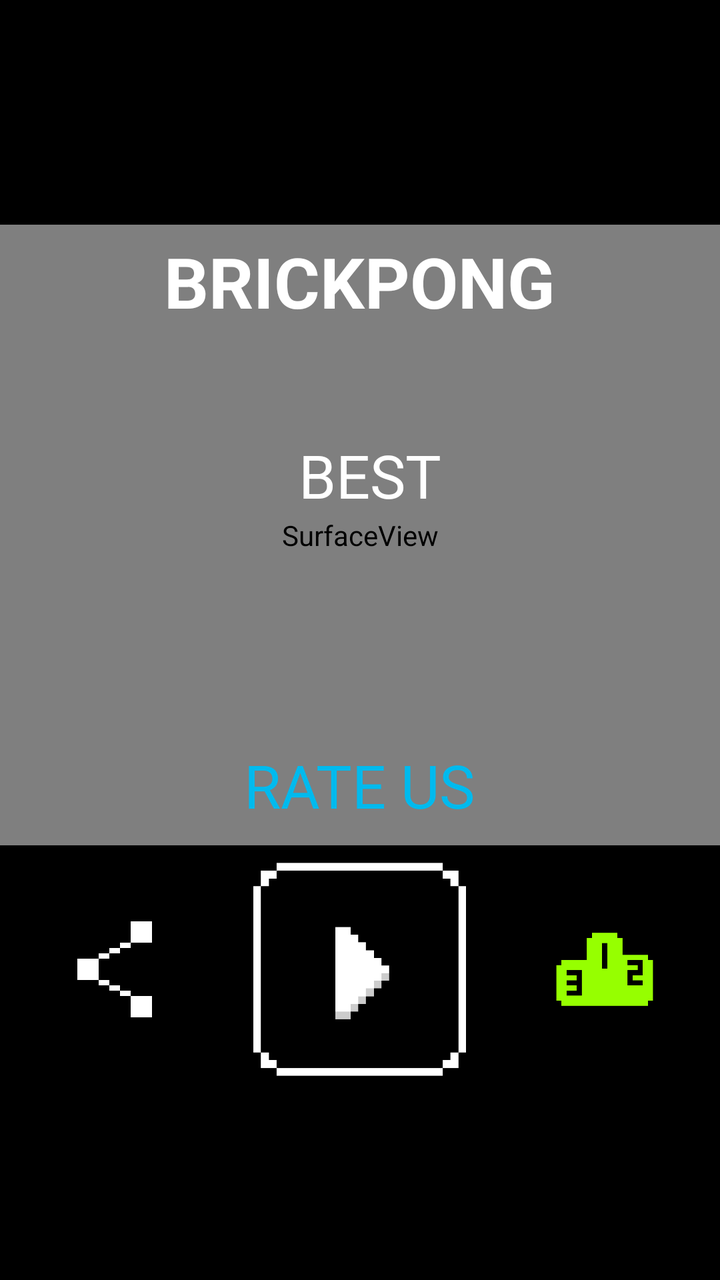
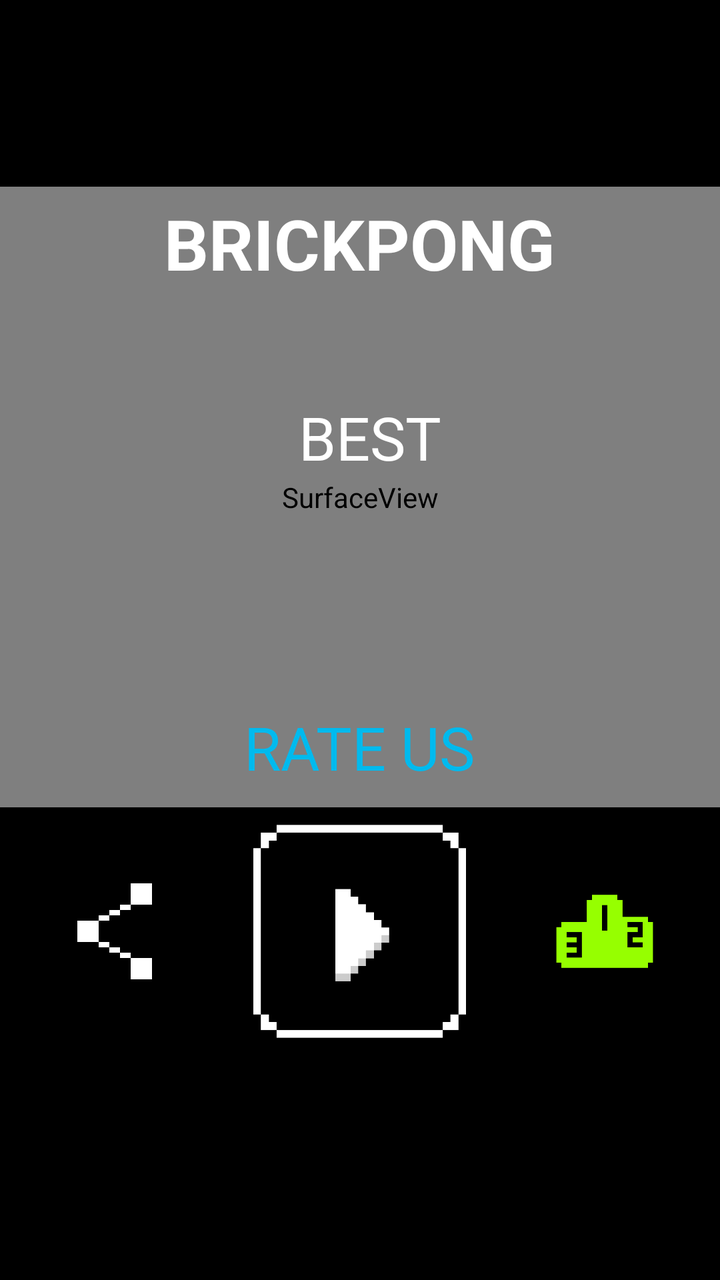

The first picture is an Android layout as it rendered before a commit; the second is the same layout after the commit. The layout source and the unified diff follow.
<!-- AndroidManifest.xml: application theme AppTheme -->
<!-- res/layout/activity_main.xml -->
<?xml version="1.0" encoding="utf-8"?>
<RelativeLayout
    xmlns:android="http://schemas.android.com/apk/res/android"
    xmlns:tools="http://schemas.android.com/tools"
    xmlns:ads="http://schemas.android.com/apk/res-auto"

    android:layout_width = "match_parent"
    android:layout_height = "match_parent"
    tools:context = ".MainActivity"

    android:orientation = "vertical"
    android:gravity = "center"
    android:background = "@android:color/black">

    <com.google.android.gms.ads.AdView
        android:id = "@+id/adView"
        android:layout_centerHorizontal = "true"
        android:layout_alignParentTop = "true"
        android:layout_width = "wrap_content"
        android:layout_height = "wrap_content"
        ads:adSize = "BANNER"
        android:visibility="invisible"

        ads:adUnitId = "@string/main_banner_id">
    </com.google.android.gms.ads.AdView>

    <RelativeLayout
        android:layout_width = "match_parent"
        android:layout_height = "match_parent"
        android:layout_below="@+id/adView" >

        <LinearLayout
            android:layout_width = "match_parent"
            android:layout_height = "match_parent"
            android:orientation = "vertical"
            android:gravity = "center"
            android:weightSum = "4">

            <RelativeLayout
                android:layout_weight = "2"
                android:layout_width = "match_parent"
                android:layout_height = "0dp">

                <SurfaceView
                    android:id = "@+id/gameView"
                    android:layout_width = "match_parent"
                    android:layout_height = "match_parent"/>

                <TextView
                    android:id = "@+id/title"
                    android:layout_width = "wrap_content"
                    android:layout_height = "wrap_content"

                    android:layout_marginTop= "5dp"

                    android:layout_alignParentTop="true"
                    android:layout_centerHorizontal = "true"

                    android:gravity="center"
                    android:text = "@string/app_name"
                    android:textColor = "@android:color/white"
                    android:textSize = "35dp"
                    android:textStyle = "bold" />

                <LinearLayout
                    android:id = "@+id/best_lyt"
                    android:layout_width = "match_parent"
                    android:layout_height = "wrap_content"

                    android:orientation = "vertical"
                    android:gravity = "center"

                    android:paddingLeft = "10dp"
                    android:layout_centerVertical = "true"
                    android:layout_alignParentLeft = "true"
                    android:layout_alignParentStart = "true">

                    <TextView
                        android:id = "@+id/best_label_menu"
                        android:layout_width = "wrap_content"
                        android:layout_height = "wrap_content"

                        android:text="@string/best"
                        android:textSize = "30dp"
                        android:textColor = "@android:color/white"/>

                    <TextView
                        android:id = "@+id/best_menu"
                        android:layout_width = "wrap_content"
                        android:layout_height = "wrap_content"

                        android:textSize = "45dp"
                        android:textColor = "@android:color/white"/>

                </LinearLayout>

                <LinearLayout
                    android:id = "@+id/score_layout"
                    android:layout_width = "match_parent"
                    android:layout_height = "wrap_content"

                    android:gravity = "center"
                    android:visibility = "invisible"
                    android:orientation = "horizontal"

                    android:layout_centerVertical = "true"
                    android:layout_alignParentLeft = "true"
                    android:layout_alignParentStart = "true">

                    <LinearLayout
                        android:layout_width = "wrap_content"
                        android:layout_height = "wrap_content"

                        android:orientation = "vertical"
                        android:gravity = "center"

                        android:paddingRight = "10dp">

                        <TextView
                            android:id = "@+id/score_label"
                            android:layout_width = "wrap_content"
                            android:layout_height = "wrap_content"

                            android:text = "@string/score"
                            android:textSize = "30dp"
                            android:textColor = "@android:color/white" />

                        <TextView
                            android:id = "@+id/score"
                            android:layout_width = "wrap_content"
                            android:layout_height = "wrap_content"

                            android:textSize = "45dp"
                            android:textColor = "@android:color/white"/>

                    </LinearLayout>

                    <LinearLayout
                        android:layout_width = "wrap_content"
                        android:layout_height = "wrap_content"
                        android:orientation = "vertical"
                        android:gravity = "center"
                        android:paddingLeft = "10dp">

                        <TextView
                            android:id = "@+id/best_label"
                            android:layout_width = "wrap_content"
                            android:layout_height = "wrap_content"

                            android:text = "@string/best"
                            android:textSize = "30dp"
                            android:textColor = "@android:color/white"/>

                        <TextView
                            android:id = "@+id/best"
                            android:layout_width = "wrap_content"
                            android:layout_height = "wrap_content"

                            android:textSize = "45dp"
                            android:textColor = "@android:color/white"/>

                    </LinearLayout>

                </LinearLayout>

                <TextView
                    android:id = "@+id/points"
                    android:layout_width = "wrap_content"
                    android:layout_height = "wrap_content"

                    android:visibility = "invisible"

                    android:layout_centerHorizontal = "true"
                    android:layout_centerVertical = "true"

                    android:textSize = "50dp"
                    android:textStyle = "bold"
                    android:textColor = "@android:color/white" />

                <TextView
                    android:id = "@+id/rate_us"
                    android:layout_width = "wrap_content"
                    android:layout_height = "wrap_content"

                    android:layout_alignParentBottom = "true"
                    android:layout_centerHorizontal = "true"
                    android:layout_marginBottom = "10dp"

                    android:textSize = "30dp"
                    android:text = "@string/rate_us"
                    android:textColor = "#00baee" />

            </RelativeLayout>

            <RelativeLayout
                android:layout_width = "match_parent"
                android:layout_height = "0dp"
                android:layout_weight = "0.8"
                android:padding = "5dp">

                <LinearLayout
                    android:id = "@+id/lyt_menu"
                    android:layout_width = "match_parent"
                    android:layout_height = "match_parent"
                    android:orientation = "horizontal"
                    android:gravity="center"
                    android:weightSum = "10">

                    <LinearLayout

                        android:layout_width = "0dp"
                        android:layout_height = "wrap_content"

                        android:clickable = "true"

                        android:paddingRight= "10dp"
                        android:paddingLeft="10dp"
                        android:gravity="center"
                        android:layout_weight = "2">

                        <ImageView
                            android:id = "@+id/share"
                            android:layout_width = "wrap_content"
                            android:layout_height = "wrap_content"
                            android:src = "@drawable/share"/>

                    </LinearLayout>

                    <LinearLayout
                        android:layout_weight = "5"

                        android:layout_width = "0dp"
                        android:layout_height = "match_parent"

                        android:clickable = "true"
                        android:paddingRight= "5dp"
                        android:paddingLeft="5dp"
                        android:gravity="center"
                        android:orientation = "horizontal">

                        <ImageView
                            android:id = "@+id/play"
                            android:layout_width = "wrap_content"
                            android:layout_height = "wrap_content"
                            android:src = "@drawable/play"/>

                    </LinearLayout>

                    <LinearLayout

                        android:layout_width = "0dp"
                        android:layout_height = "wrap_content"

                        android:clickable = "true"
                        android:paddingRight= "10dp"
                        android:paddingLeft="10dp"
                        android:layout_weight = "2"
                        android:gravity="center">

                        <ImageView
                            android:id = "@+id/trophies"
                            android:layout_width = "wrap_content"
                            android:layout_height = "wrap_content"
                            android:src = "@drawable/leatherboard"/>

                    </LinearLayout>

                </LinearLayout>

                <LinearLayout
                    android:id = "@+id/lyt_game"
                    android:layout_width = "match_parent"
                    android:layout_height = "match_parent"

                    android:orientation = "horizontal"
                    android:gravity = "center"
                    android:visibility = "invisible"
                    android:weightSum = "5">

                    <LinearLayout
                        android:id = "@+id/left_arrow"
                        android:layout_width = "0dp"
                        android:layout_height = "match_parent"

                        android:layout_weight = "2"
                        android:gravity = "right"
                        android:clickable = "true">

                        <ImageView
                            android:layout_width = "wrap_content"
                            android:layout_height = "match_parent"
                            android:layout_gravity="right"
                            android:src = "@drawable/arrow_left"/>

                    </LinearLayout>

                    <LinearLayout
                        android:id = "@+id/right_arrow"
                        android:layout_width = "0dp"
                        android:layout_height = "match_parent"

                        android:layout_weight = "2"
                        android:gravity = "left"
                        android:clickable = "true">

                        <ImageView
                            android:layout_width = "wrap_content"
                            android:layout_height = "match_parent"
                            android:layout_gravity="left"

                            android:src = "@drawable/arrow_right"/>

                    </LinearLayout>

                </LinearLayout>

            </RelativeLayout>

        </LinearLayout>

    </RelativeLayout>

</RelativeLayout>
<!-- resources referenced by this layout -->
<resources>
  <!-- drawable arrow_left: png bitmap (drawable, 9657 bytes) -->
  <!-- drawable arrow_right: png bitmap (drawable, 9699 bytes) -->
  <!-- drawable leatherboard: png bitmap (drawable, 3774 bytes) -->
  <!-- drawable play: png bitmap (drawable, 8595 bytes) -->
  <!-- drawable share: png bitmap (drawable, 8052 bytes) -->
  <string name="app_name">BRICKPONG</string>
  <string name="best">BEST</string>
  <string name="main_banner_id">ca-app-pub-4001297408363108/5270109072</string>
  <string name="rate_us">RATE US</string>
  <string name="score">SCORE</string>
  <style name="AppTheme" parent="Theme.AppCompat.Light.DarkActionBar">
          
          <item name="colorPrimary">@color/colorPrimary</item>
          <item name="colorPrimaryDark">@color/colorPrimaryDark</item>
          <item name="colorAccent">@color/colorAccent</item>
      </style>
  <color name="colorPrimary">#000000</color>
  <color name="colorPrimaryDark">#000000</color>
  <color name="colorAccent">#000000</color>
</resources>

<!-- the commit's change to res/layout/activity_main.xml (unified diff, before → after) -->
@@ -12,22 +12,12 @@
     android:gravity = "center"
     android:background = "@android:color/black">
 
-    <com.google.android.gms.ads.AdView
-        android:id = "@+id/adView"
-        android:layout_centerHorizontal = "true"
-        android:layout_alignParentTop = "true"
-        android:layout_width = "wrap_content"
-        android:layout_height = "wrap_content"
-        ads:adSize = "BANNER"
-        android:visibility="invisible"
-
-        ads:adUnitId = "@string/main_banner_id">
-    </com.google.android.gms.ads.AdView>
+
 
     <RelativeLayout
         android:layout_width = "match_parent"
         android:layout_height = "match_parent"
-        android:layout_below="@+id/adView" >
+        android:layout_above = "@+id/adView">
 
         <LinearLayout
             android:layout_width = "match_parent"
@@ -320,4 +310,16 @@
 
     </RelativeLayout>
 
+    <com.google.android.gms.ads.AdView
+        android:id = "@+id/adView"
+        android:layout_width = "wrap_content"
+        android:layout_height = "wrap_content"
+        ads:adSize = "BANNER"
+        android:visibility="invisible"
+
+        ads:adUnitId = "@string/main_banner_id"
+        android:layout_alignParentBottom="true"
+        android:layout_centerHorizontal="true">
+    </com.google.android.gms.ads.AdView>
+
 </RelativeLayout>
